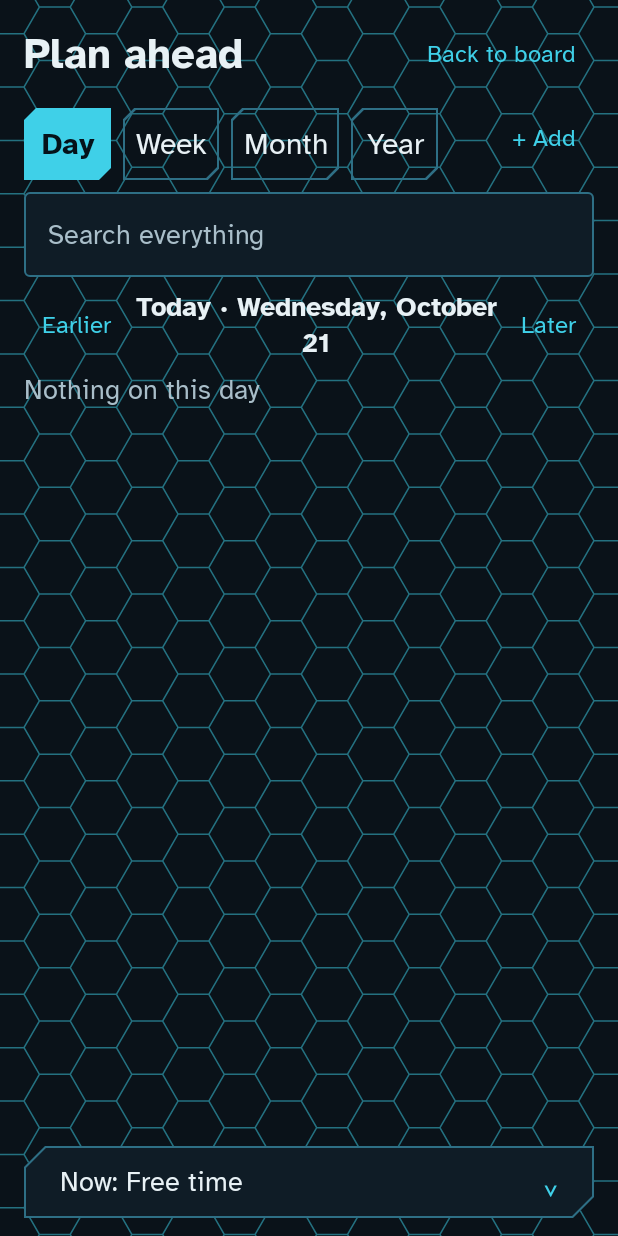
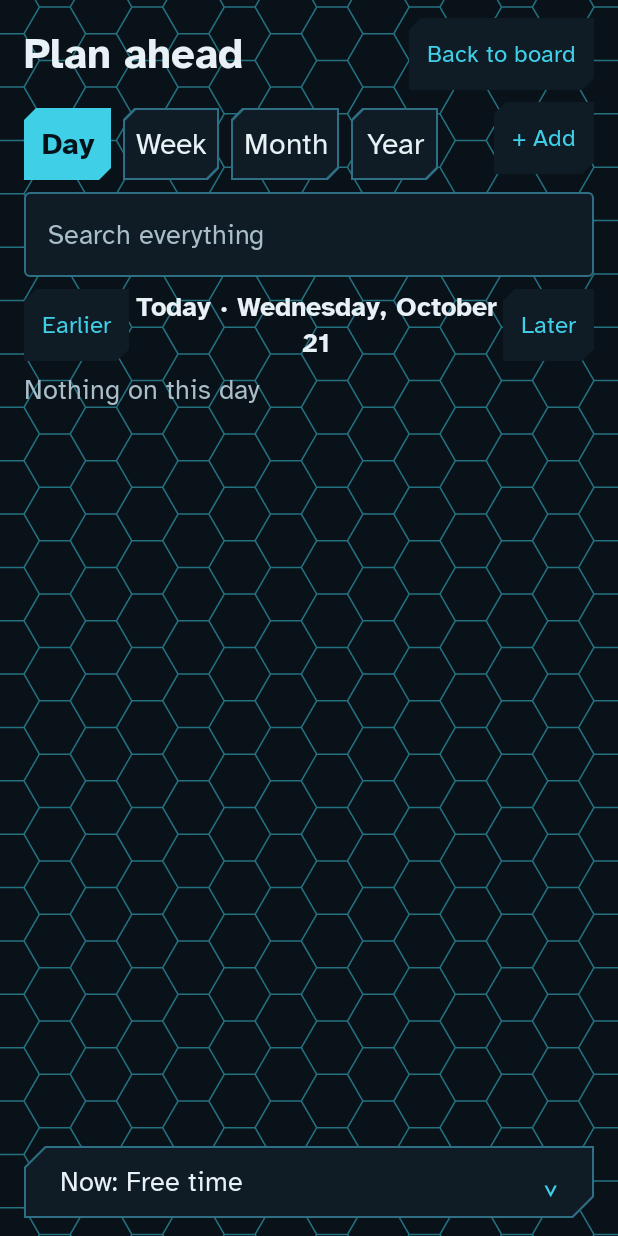
Before and after one commit to FallhammerLord/Initiative_Calendar, an Android app built with Jetpack Compose: the screen it shows after launch (MainActivity), after a tap on an icon or button, on a phone screen of 412 x 824 dp. Run offline under Robolectric (Android 15) with nearby library versions, the phone set to English and light mode, and no system bars; our stand-ins replace Room's generated code; 2 other taps on this screen came first.

Commit message:
Texture strength slider; buttons and fields always on the dark surface
- Settings: a Texture strength slider (0 to 100%, in tenths, half by
  default) under Ornaments, for looks with a pattern.
- Every secondary and quiet button now sits on the panel's dark surface,
  like the text fields, so its words never sit on the pattern. The design
  guard enforces it: no Material button outside Design.kt, and every text
  field uses fieldColors().
- Sci-fi dock: hexagon tiles outlined at 2dp, twice the grid behind them.

Co-Authored-By: Claude Opus 5.5 <noreply@anthropic.com>
Claude-Session: https://claude.ai/code/session_01UqUncHy39EwzRQR8gYQFLp

```diff
--- a/app/src/main/java/net/fallhammer/initiative/MainActivity.kt
+++ b/app/src/main/java/net/fallhammer/initiative/MainActivity.kt
@@ -28,7 +28,8 @@ class MainActivity : ComponentActivity() {
         setContent {
             val look by vm.settings.look.collectAsStateWithLifecycle()
             val ornaments by vm.settings.ornaments.collectAsStateWithLifecycle()
-            InitiativeTheme(Looks.byId(look).let { if (ornaments) it else it.plain() }) { BoardScreen(vm) }
+            val texture by vm.settings.texture.collectAsStateWithLifecycle()
+            InitiativeTheme(Looks.byId(look).let { if (ornaments) it.copy(texture = texture / 100f) else it.plain() }) { BoardScreen(vm) }
         }
     }
 
--- a/app/src/main/java/net/fallhammer/initiative/data/Prefs.kt
+++ b/app/src/main/java/net/fallhammer/initiative/data/Prefs.kt
@@ -52,6 +52,11 @@ class Prefs(private val context: Context) {
     var ornaments: Boolean
         get() = prefs.getBoolean(ORNAMENTS, true)
         set(value) = prefs.edit().putBoolean(ORNAMENTS, value).apply()
+
+    /** The background pattern's strength, in percent. Half by default. */
+    var texture: Int
+        get() = prefs.getInt(TEXTURE, 50)
+        set(value) = prefs.edit().putInt(TEXTURE, value).apply()
 
     var quiet: QuietSetting
         get() = QuietSetting(
@@ -184,6 +189,7 @@ class Prefs(private val context: Context) {
         const val LOCK_CARD = "lockCard"
         const val LOOK = "look"
         const val ORNAMENTS = "ornaments"
+        const val TEXTURE = "texture"
         const val ASKED_NOTIFICATIONS = "askedNotifications"
         const val QUIET_ON = "quietOn"
         const val QUIET_START = "quietStart"
--- a/app/src/main/java/net/fallhammer/initiative/ui/BoardScreen.kt
+++ b/app/src/main/java/net/fallhammer/initiative/ui/BoardScreen.kt
@@ -127,6 +127,7 @@ fun BoardScreen(vm: BoardViewModel) {
     val setup by vm.settings.setup.collectAsStateWithLifecycle()
     val lockCard by vm.settings.lockCard.collectAsStateWithLifecycle()
     val ornaments by vm.settings.ornaments.collectAsStateWithLifecycle()
+    val texture by vm.settings.texture.collectAsStateWithLifecycle()
     val recap by vm.recap.state.collectAsStateWithLifecycle()
     val recopyDue by vm.recopy.due.collectAsStateWithLifecycle()
     val recopyItem by vm.recopy.item.collectAsStateWithLifecycle()
@@ -361,6 +362,8 @@ fun BoardScreen(vm: BoardViewModel) {
                 onLook = vm.settings::setLook,
                 ornaments = ornaments,
                 onOrnaments = vm.settings::setOrnaments,
+                texture = texture,
+                onTexture = vm.settings::setTexture,
                 quiet = quiet,
                 onQuiet = vm.settings::setQuiet,
                 lapseHours = lapseHours,
--- a/app/src/main/java/net/fallhammer/initiative/ui/Design.kt
+++ b/app/src/main/java/net/fallhammer/initiative/ui/Design.kt
@@ -27,6 +27,8 @@ import androidx.compose.foundation.selection.selectableGroup
 import androidx.compose.foundation.selection.toggleable
 import androidx.compose.material3.Button
 import androidx.compose.material3.ButtonDefaults
+import androidx.compose.material3.Slider
+import androidx.compose.material3.SliderDefaults
 import androidx.compose.material3.Checkbox
 import androidx.compose.material3.CheckboxDefaults
 import androidx.compose.material3.OutlinedButton
@@ -72,6 +74,7 @@ import initiative.core.Trio
 import net.fallhammer.initiative.data.Apps
 import kotlin.math.cos
 import kotlin.math.hypot
+import kotlin.math.roundToInt
 import kotlin.math.sin
 
 /*
@@ -379,7 +382,10 @@ fun PrimaryButton(label: String, onClick: () -> Unit, modifier: Modifier = Modif
     ) { ButtonText(label) }
 }
 
-/** Every other action. */
+/**
+ * Every other action. Like every button and text field, it sits on the panel's
+ * dark surface, so its words stand clear of the background pattern.
+ */
 @Composable
 fun SecondaryButton(label: String, onClick: () -> Unit, modifier: Modifier = Modifier, height: Dp = Tap.primary) {
     OutlinedButton(
@@ -387,16 +393,22 @@ fun SecondaryButton(label: String, onClick: () -> Unit, modifier: Modifier = Mod
         modifier = modifier.heightIn(min = height),
         shape = LocalLook.current.buttonShape,
         border = BorderStroke(Hairline, Ink.frame),
+        colors = ButtonDefaults.outlinedButtonColors(containerColor = Ink.surface, contentColor = Ink.text),
         contentPadding = ButtonPadding,
     ) {
         ButtonText(label, color = Ink.text, weight = FontWeight.Normal)
     }
 }
 
-/** A text-only action, for Close, Cancel, and Apps. */
+/** A text-only action, for Close, Cancel, and Apps; on the dark surface, with no outline. */
 @Composable
 fun QuietButton(label: String, onClick: () -> Unit, modifier: Modifier = Modifier, color: Color = Ink.dim) {
-    TextButton(onClick = onClick, modifier = modifier.heightIn(min = Tap.min)) {
+    TextButton(
+        onClick = onClick,
+        modifier = modifier.heightIn(min = Tap.min),
+        shape = LocalLook.current.buttonShape,
+        colors = ButtonDefaults.textButtonColors(containerColor = Ink.surface),
+    ) {
         Text(label, style = Type.caption, color = color)
     }
 }
@@ -462,6 +474,31 @@ fun SettingSwitch(label: String, checked: Boolean, onChange: (Boolean) -> Unit)
             checked = checked,
             onCheckedChange = null,
             colors = SwitchDefaults.colors(checkedTrackColor = Ink.accent, checkedThumbColor = Ink.onAccent),
+        )
+    }
+}
+
+/**
+ * A labelled setting picked along a range, such as the texture's strength, with
+ * its value in words beside the label. Moves in [range]'s steps.
+ */
+@Composable
+fun SettingSlider(label: String, valueText: String, value: Int, range: IntProgression, onChange: (Int) -> Unit) {
+    Column(Modifier.fillMaxWidth()) {
+        Row(Modifier.fillMaxWidth(), verticalAlignment = Alignment.CenterVertically) {
+            Text(label, style = Type.bodySmall, color = Ink.text, modifier = Modifier.weight(1f))
+            Text(valueText, style = Type.bodySmall, color = Ink.dim)
+        }
+        Slider(
+            value = value.toFloat(),
+            onValueChange = { v ->
+                val snapped = range.first + ((v - range.first) / range.step).roundToInt() * range.step
+                onChange(snapped.coerceIn(range.first, range.last))
+            },
+            valueRange = range.first.toFloat()..range.last.toFloat(),
+            steps = (range.last - range.first) / range.step - 1,
+            colors = SliderDefaults.colors(thumbColor = Ink.accent, activeTrackColor = Ink.accent, inactiveTrackColor = Ink.frame),
+            modifier = Modifier.heightIn(min = Tap.min).semantics { contentDescription = label },
         )
     }
 }
--- a/app/src/main/java/net/fallhammer/initiative/ui/Dock.kt
+++ b/app/src/main/java/net/fallhammer/initiative/ui/Dock.kt
@@ -98,7 +98,8 @@ private fun TrioDock(slots: List<AppEntry?>, icons: Map<String, ImageBitmap>, on
                         .size(tileWidth, tileHeight)
                         .clip(TrioShape)
                         .background(Ink.surface)
-                        .border(1.dp, Ink.frame, TrioShape),
+                        // Heavier than the honeycomb behind it, so the tiles stand out from it.
+                        .border(TRIO_LINE, Ink.frame, TrioShape),
                 ) {
                     Box(Modifier.offset { iconOffset }.size(iconSize), contentAlignment = Alignment.Center) { it() }
                 }
@@ -165,6 +166,9 @@ private fun Tile(
     }
 }
 
+/** The trio tiles' outline: twice the background grid's hairline. */
+private val TRIO_LINE = 2.dp
+
 /** How much of a hexagon's width the icon takes. */
 private const val ICON_SHARE = 0.8f
 private val SQUARE_ICON = 40.dp
--- a/app/src/main/java/net/fallhammer/initiative/ui/SettingsModel.kt
+++ b/app/src/main/java/net/fallhammer/initiative/ui/SettingsModel.kt
@@ -48,6 +48,10 @@ class SettingsModel(private val parts: BoardParts) {
     /** Whether the look's ornaments show. */
     val ornaments: StateFlow<Boolean> = _ornaments.asStateFlow()
 
+    private val _texture = MutableStateFlow(50)
+    /** The background pattern's strength, in percent. */
+    val texture: StateFlow<Int> = _texture.asStateFlow()
+
     /** Reads settings and permission state. Call off the main thread. */
     fun load(prefs: Prefs) {
         _unlock.value = UnlockSetting(prefs.boardOnUnlock, prefs.canJumpToBoard())
@@ -55,6 +59,7 @@ class SettingsModel(private val parts: BoardParts) {
         _lockCard.value = prefs.lockCard
         _look.value = prefs.lookId
         _ornaments.value = prefs.ornaments
+        _texture.value = prefs.texture
         _quiet.value = prefs.quiet
         _lapseHours.value = prefs.lapseHours
         _recopyDays.value = prefs.recopyDays
@@ -88,6 +93,12 @@ class SettingsModel(private val parts: BoardParts) {
         parts.scope.launch(Dispatchers.IO) { graph.prefs.ornaments = on }
     }
 
+    fun setTexture(percent: Int) {
+        if (percent == _texture.value) return
+        _texture.value = percent
+        parts.scope.launch(Dispatchers.IO) { graph.prefs.texture = percent }
+    }
+
     fun setLockCard(on: Boolean) {
         _lockCard.value = on
         parts.scope.launch(Dispatchers.IO) {
--- a/app/src/main/java/net/fallhammer/initiative/ui/Theme.kt
+++ b/app/src/main/java/net/fallhammer/initiative/ui/Theme.kt
@@ -68,7 +68,12 @@ data class Look(
     val fans: Boolean = false,
     /** Stepped gold brackets inside each card's top corners, as in the quest log's Dark theme. */
     val brackets: Boolean = false,
+    /** How strongly the background pattern shows, 0 to 1; set in Settings. */
+    val texture: Float = DEFAULT_TEXTURE,
 ) {
+    /** Whether a pattern shows behind the screens, so its strength can be set. */
+    val patterned: Boolean get() = hexGrid || fans
+
     /** The same look with its ornaments off: no pattern, no brackets, no flourish. */
     fun plain(): Look = copy(hexGrid = false, fans = false, brackets = false)
 }
@@ -99,7 +104,7 @@ object Looks {
             accent = Color(0xFF3FD0E8),
             onAccent = Color(0xFF05121A),
             frame = Color(0xFF2E6F85),
-            pattern = Color(0x803FD0E8),
+            pattern = Color(0xFF3FD0E8),
         ),
         cardShape = CutCornerShape(topStart = 14.dp, bottomEnd = 14.dp),
         buttonShape = CutCornerShape(topStart = 8.dp, bottomEnd = 8.dp),
@@ -147,7 +152,7 @@ object Looks {
             accent = Color(0xFFE8AB62),
             onAccent = Color(0xFF1E1812),
             frame = Color(0xFF9A7448),
-            pattern = Color(0x80E0A054),
+            pattern = Color(0xFFE0A054),
         ),
         cardShape = StepCornerShape(14.dp),
         buttonShape = StepCornerShape(6.dp),
@@ -213,7 +218,8 @@ object Ink {
     val accent: Color @Composable @ReadOnlyComposable get() = p.accent
     val onAccent: Color @Composable @ReadOnlyComposable get() = p.onAccent
     val frame: Color @Composable @ReadOnlyComposable get() = p.frame
-    val pattern: Color @Composable @ReadOnlyComposable get() = p.pattern
+    /** The pattern's color at the strength chosen in Settings. */
+    val pattern: Color @Composable @ReadOnlyComposable get() = p.pattern.copy(alpha = p.pattern.alpha * LocalLook.current.texture)
     /** Thin lines that aren't controls, such as the ledger's baseline. */
     val line: Color @Composable @ReadOnlyComposable get() = p.frame
     val label: Color @Composable @ReadOnlyComposable get() = if (LocalLook.current.accentLabels) p.accent else p.dim
@@ -259,3 +265,6 @@ fun InitiativeTheme(look: Look = Looks.SciFi, content: @Composable () -> Unit) {
         )
     }
 }
+
+/** The pattern's strength out of the box: half. */
+const val DEFAULT_TEXTURE = 0.5f
--- a/app/src/main/res/values/strings.xml
+++ b/app/src/main/res/values/strings.xml
@@ -112,6 +112,8 @@
     <string name="look_deco">Deco</string>
     <string name="setting_ornaments">Ornaments</string>
     <string name="setting_ornaments_hint">The background pattern, corner details, and the All done flourish.</string>
+    <string name="setting_texture">Texture strength</string>
+    <string name="percent">%1$d%%</string>
     <string name="drawer_pin_hint">Hold an app to add it to the dock, or take it out.</string>
     <string name="pick_title">Pick an app</string>
     <string name="pick_clear">Empty this space</string>
```
Also changed, not shown: app/src/main/java/net/fallhammer/initiative/ui/SettingsScreen.kt (+15 -0 lines), 4 other files.
